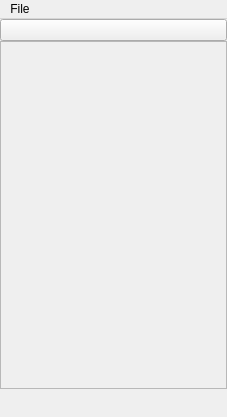
lavalmi/tk-syntheyes, file qt_ui/main.ui: the form before one commit.
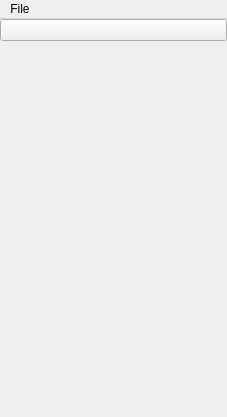
The form after the commit.

What changed in the file:
```diff
--- a/qt_ui/main.ui
+++ b/qt_ui/main.ui
@@ -16,6 +16,12 @@
     <verstretch>0</verstretch>
    </sizepolicy>
   </property>
+  <property name="minimumSize">
+   <size>
+    <width>0</width>
+    <height>90</height>
+   </size>
+  </property>
   <property name="windowTitle">
    <string notr="true">SynthEyes ShotGrid</string>
   </property>
@@ -139,19 +145,78 @@
         <property name="rightMargin">
          <number>9</number>
         </property>
+        <property name="bottomMargin">
+         <number>0</number>
+        </property>
         <item>
-         <layout class="QGridLayout" name="pnl_left">
-          <property name="spacing">
-           <number>0</number>
+         <widget class="QScrollArea" name="sca_left">
+          <property name="sizePolicy">
+           <sizepolicy hsizetype="Ignored" vsizetype="Ignored">
+            <horstretch>0</horstretch>
+            <verstretch>0</verstretch>
+           </sizepolicy>
           </property>
-         </layout>
+          <property name="frameShape">
+           <enum>QFrame::NoFrame</enum>
+          </property>
+          <property name="widgetResizable">
+           <bool>true</bool>
+          </property>
+          <widget class="QWidget" name="pnl_left">
+           <layout class="QVBoxLayout" name="layout_left">
+            <property name="spacing">
+             <number>0</number>
+            </property>
+            <property name="leftMargin">
+             <number>0</number>
+            </property>
+            <property name="topMargin">
+             <number>0</number>
+            </property>
+            <property name="rightMargin">
+             <number>0</number>
+            </property>
+            <property name="bottomMargin">
+             <number>0</number>
+            </property>
+           </layout>
+          </widget>
+         </widget>
         </item>
         <item>
-         <layout class="QGridLayout" name="pnl_right">
-          <property name="spacing">
-           <number>0</number>
+         <widget class="QScrollArea" name="sca_right">
+          <property name="sizePolicy">
+           <sizepolicy hsizetype="Ignored" vsizetype="Ignored">
+            <horstretch>0</horstretch>
+            <verstretch>0</verstretch>
+           </sizepolicy>
           </property>
-         </layout>
+          <property name="frameShape">
+           <enum>QFrame::NoFrame</enum>
+          </property>
+          <property name="widgetResizable">
+           <bool>true</bool>
+          </property>
+          <widget class="QWidget" name="pnl_right">
+           <layout class="QVBoxLayout" name="layout_right">
+            <property name="spacing">
+             <number>0</number>
+            </property>
+            <property name="leftMargin">
+             <number>0</number>
+            </property>
+            <property name="topMargin">
+             <number>0</number>
+            </property>
+            <property name="rightMargin">
+             <number>0</number>
+            </property>
+            <property name="bottomMargin">
+             <number>0</number>
+            </property>
+           </layout>
+          </widget>
+         </widget>
         </item>
        </layout>
       </item>
@@ -172,6 +237,7 @@
     <property name="title">
      <string>File</string>
     </property>
+    <addaction name="actionOpen_Console"/>
     <addaction name="actionExit_SynthEyes"/>
    </widget>
    <addaction name="menuFile"/>
@@ -197,6 +263,11 @@
     <string>Always On Top</string>
    </property>
   </action>
+  <action name="actionOpen_Console">
+   <property name="text">
+    <string>Open Console</string>
+   </property>
+  </action>
  </widget>
  <resources/>
  <connections/>
```
